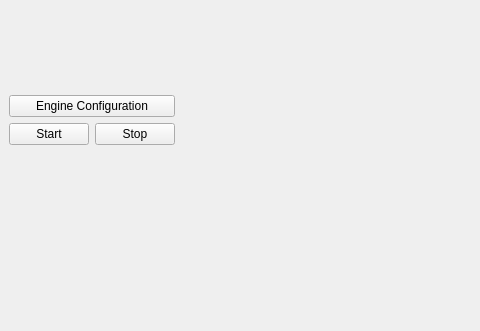
This is OCTUiMainWindow.ui in djsperka/vortup as Qt 5 draws it before an edit; both pictures show x 0 to 480 and y 0 to 331 of the 996 by 944 pixel window. The edited form follows.
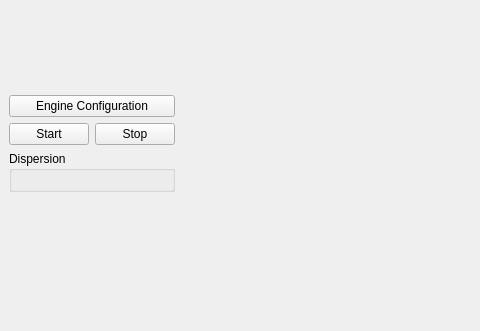
This is the edited form. Custom widgets are drawn as their Qt base class.

Commit message: Move dispersion widget to main window, remove from VtxEngineParams dialog. Add setter specific to this parameter in OCTUiParams. Closes #47

```diff
--- a/OCTUiMainWindow.ui
+++ b/OCTUiMainWindow.ui
@@ -14,12 +14,14 @@
    <string>MainWindow</string>
   </property>
   <widget class="QWidget" name="centralwidget">
-   <layout class="QVBoxLayout" name="verticalLayout_5">
-    <item>
-     <layout class="QHBoxLayout" name="horizontalLayout_3" stretch="0,1">
-      <item>
        <layout class="QVBoxLayout" name="verticalLayout_3">
         <item>
+     <layout class="QVBoxLayout" name="verticalLayout_2">
+      <item>
+       <layout class="QHBoxLayout" name="horizontalLayout">
+        <item>
+         <layout class="QVBoxLayout" name="verticalLayout">
+          <item>
          <widget class="ScanConfigWidget" name="widgetScanConfig" native="true">
           <property name="minimumSize">
            <size>
@@ -54,6 +56,18 @@
           </item>
          </layout>
         </item>
+          <item>
+           <widget class="QGroupBox" name="groupBox">
+            <property name="title">
+             <string>Dispersion</string>
+            </property>
+            <layout class="QVBoxLayout" name="verticalLayout_6">
+             <item>
+              <widget class="DispersionWidget" name="widgetDispersion" native="true"/>
+             </item>
+            </layout>
+           </widget>
+          </item>
         <item>
          <spacer name="verticalSpacer_2">
           <property name="orientation">
@@ -94,6 +108,8 @@
      </layout>
     </item>
    </layout>
+    </item>
+   </layout>
   </widget>
   <widget class="QMenuBar" name="menubar">
    <property name="geometry">
@@ -108,6 +124,12 @@
   <widget class="QStatusBar" name="statusbar"/>
  </widget>
  <customwidgets>
+  <customwidget>
+   <class>DispersionWidget</class>
+   <extends>QWidget</extends>
+   <header>DispersionWidget</header>
+   <container>1</container>
+  </customwidget>
   <customwidget>
    <class>ScanConfigWidget</class>
    <extends>QWidget</extends>
```
Left out of the diff: 2 changed lines with no effect on the pictures. Lines whose indentation alone changed are shown as unchanged. The commit also changes 6 other files.
